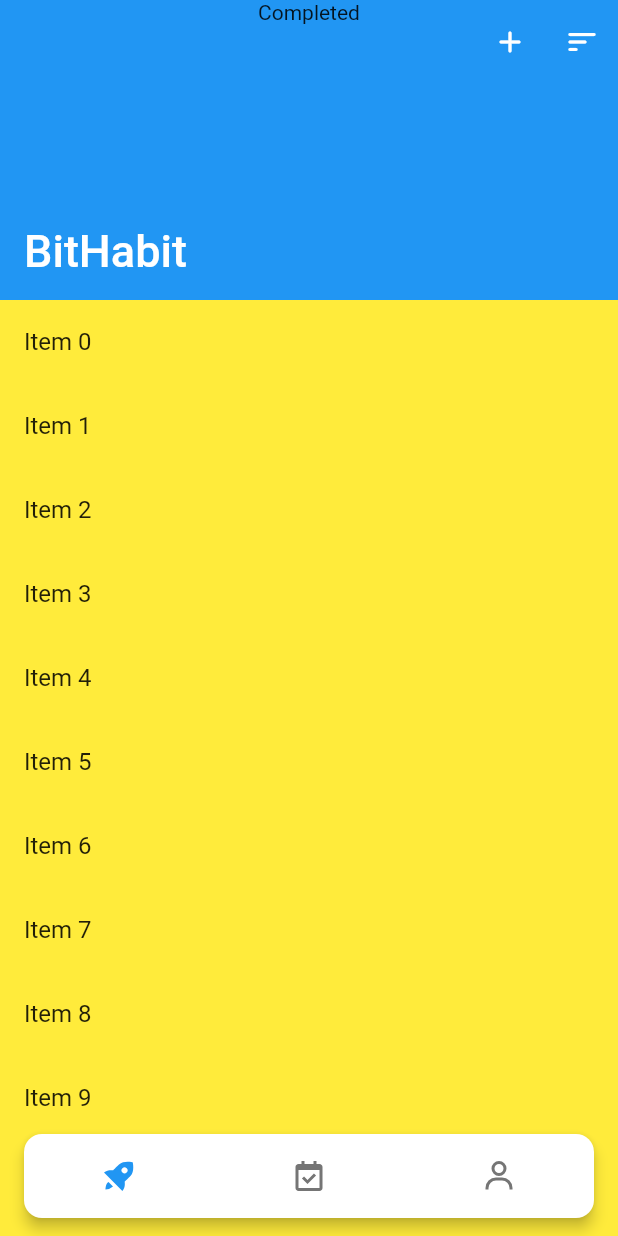
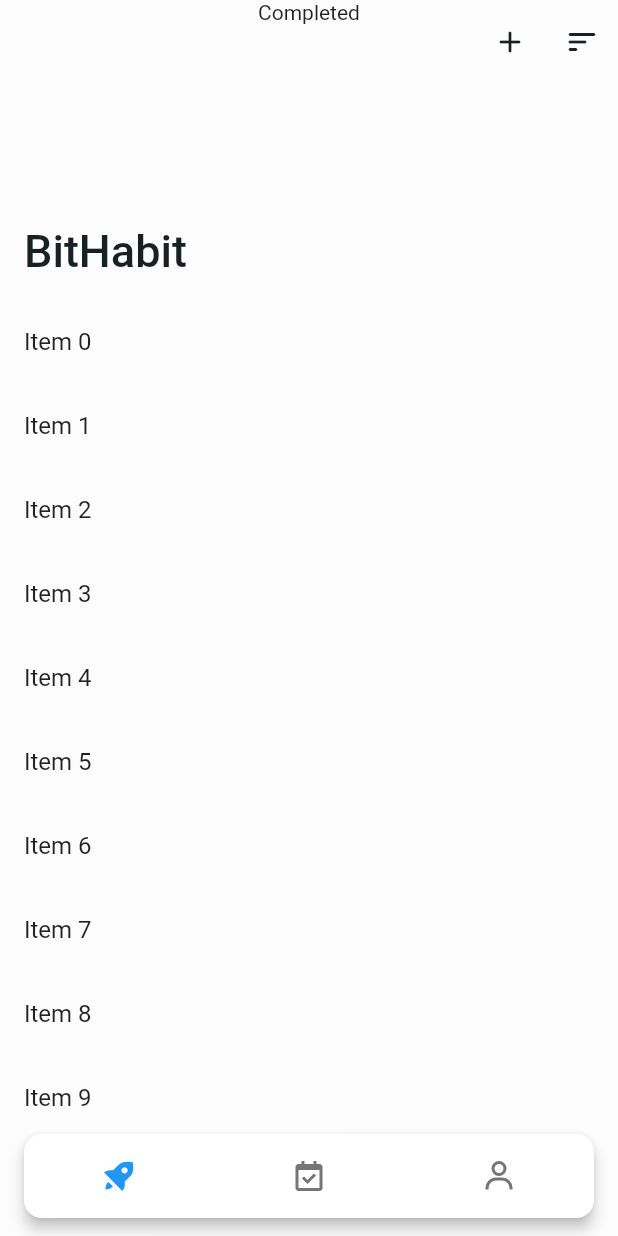
Before and after one commit to alifgiant/bithabit, a Flutter app: the screen it shows after launch, on a phone screen of 412 x 824 dp. Run offline on Flutter 3.47's test engine with Material 2 defaults, Android fonts, the phone set to English and light mode, and no system bars; drawn by our look-alikes of custom_navigation_bar; our stand-ins replace icons_plus.

Commit message:
clean up dash screen

```diff
--- a/lib/app.dart
+++ b/lib/app.dart
@@ -1,3 +1,5 @@
+import 'package:bithabit/src/pages/detail/detail_page.dart';
+import 'package:bithabit/src/res/res_color.dart';
 import 'package:flutter/material.dart';
 
 import 'src/pages/home/home_page.dart';
@@ -11,9 +13,28 @@ class MyApp extends StatelessWidget {
       title: 'BitHabit',
       debugShowCheckedModeBanner: false,
       theme: ThemeData(
-        primarySwatch: Colors.blue,
+        // primarySwatch: Colors.blue,
+        scaffoldBackgroundColor: ResColor.white,
+        primaryTextTheme: TextTheme(
+          titleLarge: TextStyle(color: ResColor.black),
+        ),
+        appBarTheme: AppBarTheme(
+          color: ResColor.white,
+          titleTextStyle: TextStyle(
+            color: ResColor.black,
+          ),
+          toolbarTextStyle: TextStyle(
+            color: ResColor.black,
+          ),
+          iconTheme: IconThemeData(
+            color: ResColor.black,
+          ),
+        ),
       ),
-      home: const HomePage(),
+      routes: {
+        '/': (context) => const HomePage(),
+        '/detail': (context) => const DetailPage(),
+      },
     );
   }
 }
--- a/lib/src/pages/dash/dash_page.dart
+++ b/lib/src/pages/dash/dash_page.dart
@@ -6,18 +6,19 @@ class DashPage extends StatelessWidget {
   @override
   Widget build(BuildContext context) {
     return Scaffold(
-      backgroundColor: Colors.yellow,
       body: CustomScrollView(
         slivers: [
           SliverAppBar(
             pinned: true,
             actions: [
               IconButton(
-                onPressed: () {},
+                onPressed: () => Navigator.of(context).pushNamed('/detail'),
+                tooltip: 'Add Habit',
                 icon: const Icon(Icons.add_rounded),
               ),
               IconButton(
                 onPressed: () {},
+                tooltip: 'Sort Habit',
                 icon: const Icon(Icons.sort_rounded),
               ),
             ],
--- a/lib/src/res/res_color.dart
+++ b/lib/src/res/res_color.dart
@@ -12,6 +12,6 @@ mixin ResColor {
   // base
   static const black = Color(0xff172121);
   static const white = Color(0xffFCFCFC);
-  static const cream = Color(0xffE0FBFC);
-  static const cream2 = Color(0xff98C1D9);
+  // static const cream = Color(0xffE0FBFC);
+  // static const cream2 = Color(0xff98C1D9);
 }
```
Also changed, not shown: lib/src/pages/detail/detail_page.dart (added, +13 -0 lines).
